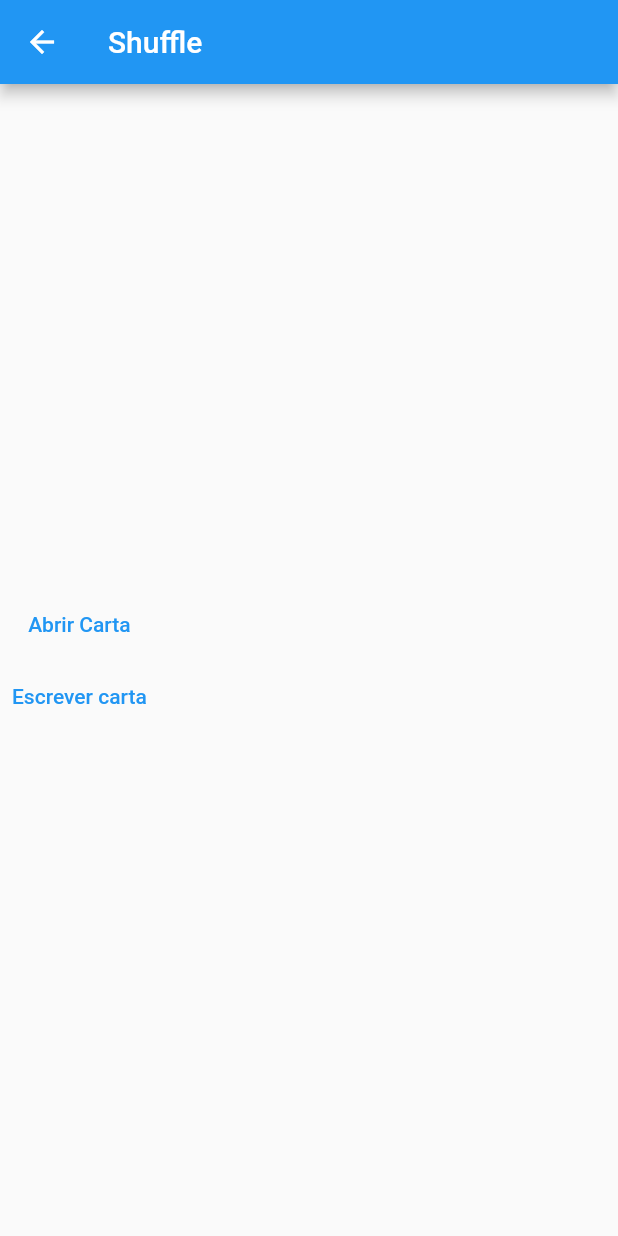
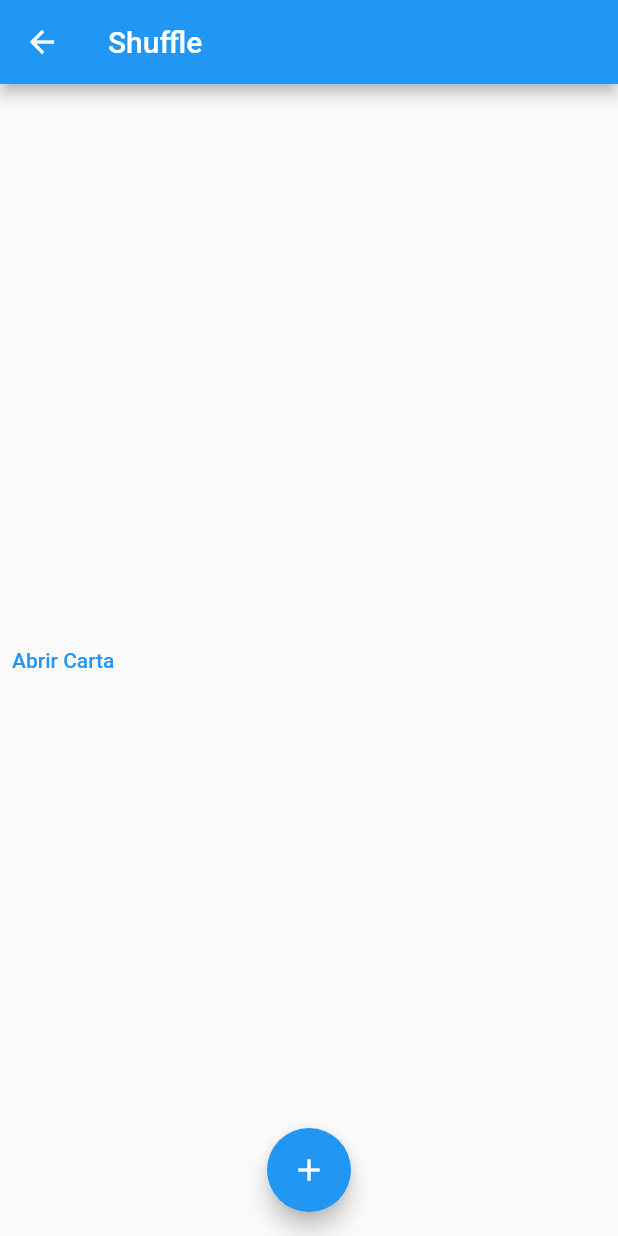
Before and after one commit to GabrielWaif/PAC-IV, a Flutter app: the DialogExample screen opened by its route, on a phone screen of 412 x 824 dp. Run offline on Flutter 3.47's test engine with Material 2 defaults, Android fonts, the phone set to English and light mode, and no system bars; our stand-ins replace font_awesome_flutter, image_picker, permission_handler; missing offline and left inert: dart:ffi.

Commit message:
Fixed Navigator bugs and add a Floating Action Button to add new Cards

```diff
--- a/box_ui/pac_4/lib/main.dart
+++ b/box_ui/pac_4/lib/main.dart
@@ -1,6 +1,7 @@
 import 'package:flutter/material.dart';
 import 'package:pac_4/pages/login_page.dart';
 import 'package:pac_4/pages/registration_page.dart';
+import 'package:pac_4/pages/dialog_page.dart';
 
 import 'pages/register_card.dart';
 
@@ -25,59 +26,3 @@ class MyApp extends StatelessWidget {
     );
   }
 }
-
-class DialogExample extends StatelessWidget {
-  const DialogExample({super.key});
-
-  void goToRegisterCard(BuildContext context) {
-    Navigator.pushNamed(context, '/card-register'); // Use '/card-register' to match the route you defined in MaterialApp
-  }
-
-  @override
-  Widget build(BuildContext context) {
-    return Scaffold(
-      appBar: AppBar(
-        title: const Text('Shuffle'),
-      ),
-      body:
-      Column(
-        mainAxisAlignment: MainAxisAlignment.center,
-        crossAxisAlignment: CrossAxisAlignment.center,
-        children: <Widget>[
-       TextButton(
-        onPressed: () => showDialog<String>(
-          context: context,
-          builder: (BuildContext context) => AlertDialog(
-            title: const Text('Título da carta'),
-            content: Column(
-              children: <Widget>[
-                const Text('Descrição da Carta'),
-                const SizedBox(height: 20), // Espaço entre texto e imagem
-                Image.asset(
-                    './assets/lanso.jpg'), // Substitua pelo caminho da sua imagem
-              ],
-            ),
-            actions: <Widget>[
-              TextButton(
-                onPressed: () => Navigator.pop(context, 'Cancel'),
-                child: const Text('Sair'),
-              ),
-              TextButton(
-                onPressed: () => Navigator.pop(context, 'OK'),
-                child: const Text('Like'),
-              ),
-            ],
-          ),
-        ),
-        child: const Text('Abrir Carta'),
-      ),
-      TextButton(
-        onPressed: () => goToRegisterCard(context),
-        child: const Text('Escrever carta'),
-      ),
-      ]
-    )
-    );
-  }
-
-}
--- /dev/null
+++ b/box_ui/pac_4/lib/pages/dialog_page.dart
@@ -0,0 +1,59 @@
+import 'package:flutter/material.dart';
+
+class DialogExample extends StatelessWidget {
+  const DialogExample({super.key});
+
+  void goToRegisterCard(BuildContext context) {
+    Navigator.pushNamed(context,
+        '/card-register'); // Use '/card-register' to match the route you defined in MaterialApp
+  }
+
+  @override
+  Widget build(BuildContext context) {
+    return Scaffold(
+      appBar: AppBar(
+        title: const Text('Shuffle'),
+      ),
+      body: Column(
+          mainAxisAlignment: MainAxisAlignment.center,
+          crossAxisAlignment: CrossAxisAlignment.center,
+          children: <Widget>[
+            TextButton(
+              onPressed: () => showDialog<String>(
+                context: context,
+                builder: (BuildContext context) => AlertDialog(
+                  title: const Text('Título da carta'),
+                  content: Column(
+                    children: <Widget>[
+                      const Text('Descrição da Carta'),
+                      const SizedBox(height: 20), // Espaço entre texto e imagem
+                      Image.asset(
+                          './assets/lanso.jpg'), // Substitua pelo caminho da sua imagem
+                    ],
+                  ),
+                  actions: <Widget>[
+                    TextButton(
+                      onPressed: () => Navigator.pop(context, 'Cancel'),
+                      child: const Text('Sair'),
+                    ),
+                    TextButton(
+                      onPressed: () => Navigator.pop(context, 'OK'),
+                      child: const Text('Like'),
+                    ),
+                  ],
+                ),
+              ),
+              child: const Text('Abrir Carta'),
+            ),
+          ]),
+      floatingActionButton: FloatingActionButton(
+        onPressed: () {
+          goToRegisterCard(context);
+        },
+        tooltip: 'Create card',
+        child: const Icon(Icons.add),
+      ),
+      floatingActionButtonLocation: FloatingActionButtonLocation.centerFloat,
+    );
+  }
+}
--- a/box_ui/pac_4/lib/pages/register_card.dart
+++ b/box_ui/pac_4/lib/pages/register_card.dart
@@ -16,7 +16,7 @@ class RegisterScreen extends StatefulWidget {
 }
 
 void _handleRegistration(BuildContext context) {
-  Navigator.pushReplacementNamed(context, '/dialog');
+  Navigator.pop(context);
 }
 
 class _RegisterScreenState extends State<RegisterScreen> {
--- a/box_ui/pac_4/lib/pages/registration_page.dart
+++ b/box_ui/pac_4/lib/pages/registration_page.dart
@@ -4,8 +4,7 @@ class RegistrationPage extends StatelessWidget {
   const RegistrationPage({Key? key}) : super(key: key);
 
   void _handleRegistration(BuildContext context) {
-    Navigator.pushReplacementNamed(context,
-        '/'); // Use '/' to match the route you defined in MaterialApp, returning to login page
+    Navigator.pop(context);
   }
 
   @override
```
